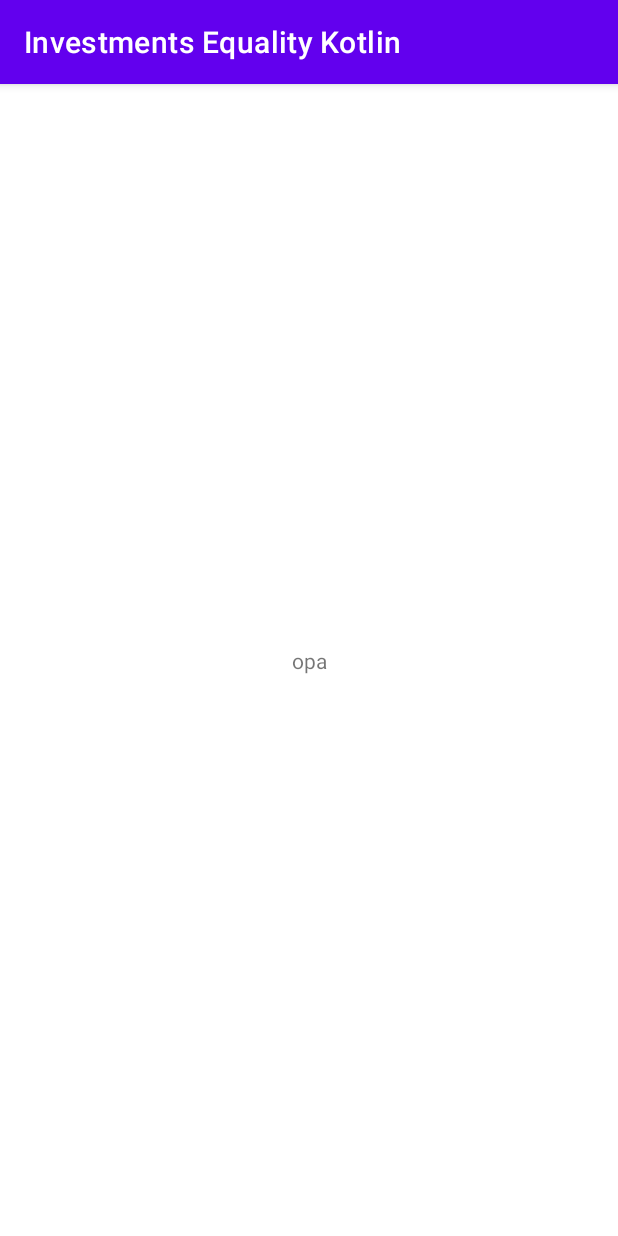
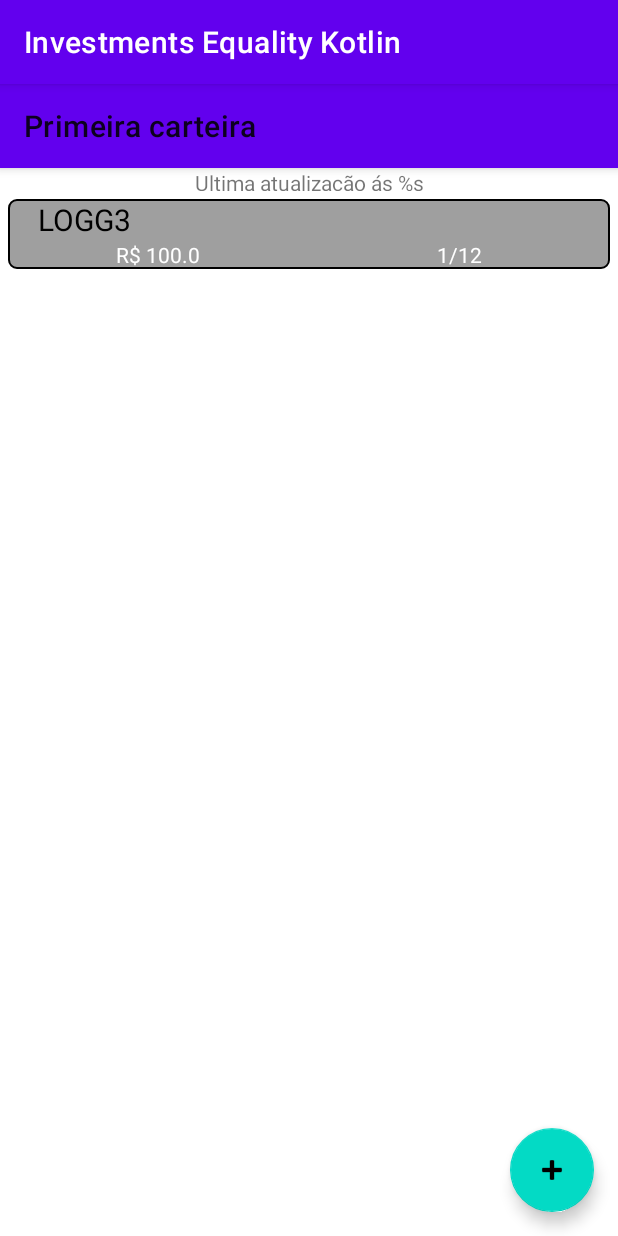
Before and after one commit to JuanHermann/Investments-Equality-Kotlin, an Android app: the screen it shows after launch (MainActivity), on a phone screen of 412 x 824 dp. Run offline under Robolectric (Android 15) with nearby library versions, the phone set to English and light mode, and no system bars; our stand-ins replace Room's generated code.

Commit message:
start Data Room

```diff
--- a/app/src/main/java/com/juanstudy/investmentsequalitykotlin/MainActivity.kt
+++ b/app/src/main/java/com/juanstudy/investmentsequalitykotlin/MainActivity.kt
@@ -2,18 +2,31 @@ package com.juanstudy.investmentsequalitykotlin
 
 import androidx.appcompat.app.AppCompatActivity
 import android.os.Bundle
-import android.widget.TextView
+import androidx.recyclerview.widget.LinearLayoutManager
+import com.juanstudy.investmentsequalitykotlin.adapter.AssetsAdapter
+import com.juanstudy.investmentsequalitykotlin.databinding.ActivityMainBinding
+import com.juanstudy.investmentsequalitykotlin.models.Asset
 
 class MainActivity : AppCompatActivity() {
 
-    var tv_main: TextView? = null
+    private lateinit var binding: ActivityMainBinding
 
+    //    private val adapter:
     override fun onCreate(savedInstanceState: Bundle?) {
         super.onCreate(savedInstanceState)
-        setContentView(R.layout.activity_main)
+        binding = ActivityMainBinding.inflate(layoutInflater)
+        setContentView(binding.root)
 
-        tv_main = findViewById(R.id.tv_main)
-        tv_main?.text = "opa"
+        setAdapter()
+        setViewModel()
     }
 
+    private fun setAdapter(){
+        binding.listAssets.layoutManager = LinearLayoutManager(this)
+        binding.listAssets.adapter = AssetsAdapter(listOf( Asset(1,"LOGG3",1,100.0,1)))
+    }
+
+    private fun setViewModel(){
+
+    }
 }
--- /dev/null
+++ b/app/src/main/java/com/juanstudy/investmentsequalitykotlin/adapter/AssetsAdapter.kt
@@ -0,0 +1,33 @@
+package com.juanstudy.investmentsequalitykotlin.adapter
+
+import android.view.LayoutInflater
+import android.view.ViewGroup
+import androidx.recyclerview.widget.RecyclerView
+import com.juanstudy.investmentsequalitykotlin.databinding.AdapterAssetsBinding
+import com.juanstudy.investmentsequalitykotlin.models.Asset
+
+class AssetsAdapter(private val assets: List<Asset>) :
+    RecyclerView.Adapter<AssetsAdapter.AssetViewHolder>() {
+
+
+    override fun onCreateViewHolder(parent: ViewGroup, viewType: Int): AssetViewHolder {
+        val binding =
+            AdapterAssetsBinding.inflate(LayoutInflater.from(parent.context), parent, false)
+
+        return AssetViewHolder(binding)
+    }
+
+    override fun getItemCount(): Int = assets.size
+
+    override fun onBindViewHolder(holder: AssetViewHolder, position: Int) =
+        holder.bind(assets[position])
+
+
+    class AssetViewHolder(private val binding: AdapterAssetsBinding) : RecyclerView.ViewHolder(binding.root) {
+        fun bind(asset: Asset) {
+            binding.tvAssetName.text = asset.tag
+            binding.tvAssetDateCom.text = asset.id.toString() + "/12"
+            binding.tvAssetPercent.text = "R$ " + asset.price.toString()
+        }
+    }
+}
--- /dev/null
+++ b/app/src/main/java/com/juanstudy/investmentsequalitykotlin/models/Asset.kt
@@ -0,0 +1,9 @@
+package com.juanstudy.investmentsequalitykotlin.models
+
+import androidx.room.ColumnInfo
+import androidx.room.Entity
+import androidx.room.PrimaryKey
+
+@Entity("assets")
+data class Asset(@PrimaryKey(true) val id: Int, val tag: String, val quantity: Int, val price: Double, val dataCom: Int) {
+}
--- /dev/null
+++ b/app/src/main/res/drawable/background_color_with_radius.xml
@@ -0,0 +1,8 @@
+<?xml version="1.0" encoding="utf-8"?>
+<shape xmlns:android="http://schemas.android.com/apk/res/android">
+    <corners android:radius="5sp" />
+    <stroke
+        android:width="1sp"
+        android:color="@color/black" />
+    <solid android:color="#9f9f9f" />
+</shape>
--- a/app/src/main/res/layout/activity_main.xml
+++ b/app/src/main/res/layout/activity_main.xml
@@ -6,14 +6,67 @@
     android:layout_height="match_parent"
     tools:context=".MainActivity">
 
+    <com.google.android.material.appbar.AppBarLayout
+        android:id="@+id/toolbar_layout"
+        android:layout_width="match_parent"
+        android:layout_height="wrap_content"
+        app:layout_constraintTop_toTopOf="parent">
+
+        <androidx.appcompat.widget.Toolbar
+            android:id="@+id/toolbar"
+            android:layout_width="match_parent"
+            android:layout_height="?attr/actionBarSize"
+            android:background="?attr/colorPrimary"
+            app:title="@string/first_wallet" />
+
+    </com.google.android.material.appbar.AppBarLayout>
+
     <TextView
-        android:id="@+id/tv_main"
+        android:id="@+id/tv_last_update"
+        android:layout_width="match_parent"
+        android:layout_height="15dp"
+        android:text="@string/last_update"
+        android:textAlignment="center"
+        app:layout_constraintTop_toBottomOf="@id/toolbar_layout" />
+
+    <androidx.swiperefreshlayout.widget.SwipeRefreshLayout
+        android:id="@+id/srl_assets"
+        android:layout_width="match_parent"
+        android:layout_height="0dp"
+        android:paddingTop="15dp"
+        app:layout_constraintBottom_toBottomOf="parent"
+        app:layout_constraintEnd_toEndOf="parent"
+        app:layout_constraintTop_toBottomOf="@id/toolbar_layout">
+
+        <androidx.recyclerview.widget.RecyclerView
+            android:id="@+id/list_assets"
+            android:layout_width="match_parent"
+            android:layout_height="0dp"
+            app:layout_constraintBottom_toBottomOf="parent"
+            app:layout_constraintEnd_toEndOf="parent"
+            tools:listitem="@layout/adapter_assets" />
+    </androidx.swiperefreshlayout.widget.SwipeRefreshLayout>
+
+    <com.google.android.material.floatingactionbutton.FloatingActionButton
+        android:id="@+id/fab"
         android:layout_width="wrap_content"
         android:layout_height="wrap_content"
-        android:text="Hello World!"
+        android:layout_marginEnd="16dp"
+        android:layout_marginBottom="16dp"
+        android:contentDescription="@string/add_stock_exchange"
+        app:layout_constraintBottom_toBottomOf="parent"
+        app:layout_constraintEnd_toEndOf="parent"
+        app:srcCompat="@android:drawable/ic_input_add" />
+
+<!--    <androidx.fragment.app.FragmentContainerView
+        android:id="@+id/fragment_container"
+        android:layout_width="match_parent"
+        android:layout_height="match_parent"
+        android:visibility="gone"
         app:layout_constraintBottom_toBottomOf="parent"
         app:layout_constraintEnd_toEndOf="parent"
         app:layout_constraintStart_toStartOf="parent"
-        app:layout_constraintTop_toTopOf="parent" />
+        app:layout_constraintTop_toTopOf="parent"
+        tools:layout="@layout/fragment_dialog_asset" />-->
 
 </androidx.constraintlayout.widget.ConstraintLayout>
--- /dev/null
+++ b/app/src/main/res/layout/adapter_assets.xml
@@ -0,0 +1,43 @@
+<?xml version="1.0" encoding="utf-8"?>
+<androidx.constraintlayout.widget.ConstraintLayout xmlns:android="http://schemas.android.com/apk/res/android"
+    xmlns:app="http://schemas.android.com/apk/res-auto"
+    android:layout_width="match_parent"
+    android:layout_height="wrap_content"
+    android:layout_margin="5dp"
+    android:layout_marginVertical="5dp"
+
+    android:background="@drawable/background_color_with_radius">
+
+    <TextView
+        android:id="@+id/tv_asset_name"
+        android:layout_width="match_parent"
+        android:layout_height="wrap_content"
+        android:paddingStart="20dp"
+        android:text="CLP6"
+        android:textColor="@color/black"
+        android:textSize="20dp"
+        app:layout_constraintTop_toTopOf="parent" />
+
+    <TextView
+        android:id="@+id/tv_asset_percent"
+        android:layout_width="0dp"
+        android:layout_height="wrap_content"
+        android:text="R$ 50"
+        android:textAlignment="center"
+        android:textColor="@color/white"
+        app:layout_constraintEnd_toStartOf="@id/tv_asset_date_com"
+        app:layout_constraintStart_toStartOf="parent"
+        app:layout_constraintTop_toBottomOf="@id/tv_asset_name" />
+
+    <TextView
+        android:id="@+id/tv_asset_date_com"
+        android:layout_width="0dp"
+        android:layout_height="match_parent"
+        android:text="15/12"
+        android:textAlignment="center"
+        android:textColor="@color/white"
+        app:layout_constraintEnd_toEndOf="parent"
+        app:layout_constraintStart_toEndOf="@id/tv_asset_percent"
+        app:layout_constraintTop_toBottomOf="@id/tv_asset_name" />
+
+</androidx.constraintlayout.widget.ConstraintLayout>
--- a/build.gradle
+++ b/build.gradle
@@ -1,6 +1,6 @@
 // Top-level build file where you can add configuration options common to all sub-projects/modules.
 plugins {
-    id 'com.android.application' version '7.3.1' apply false
-    id 'com.android.library' version '7.3.1' apply false
+    id 'com.android.application' version '7.4.1' apply false
+    id 'com.android.library' version '7.4.1' apply false
     id 'org.jetbrains.kotlin.android' version '1.7.20' apply false
 }
```
Also changed, not shown: app/build.gradle (+10 -2 lines), app/src/main/java/com/juanstudy/investmentsequalitykotlin/db/AssetDao.kt (added, +20 -0 lines), app/src/main/java/com/juanstudy/investmentsequalitykotlin/db/AssetRepository.kt (added, +20 -0 lines), app/src/main/java/com/juanstudy/investmentsequalitykotlin/db/DataBase.kt (added, +36 -0 lines), app/src/main/res/values/strings.xml (+28 -0 lines), gradle/wrapper/gradle-wrapper.properties.
